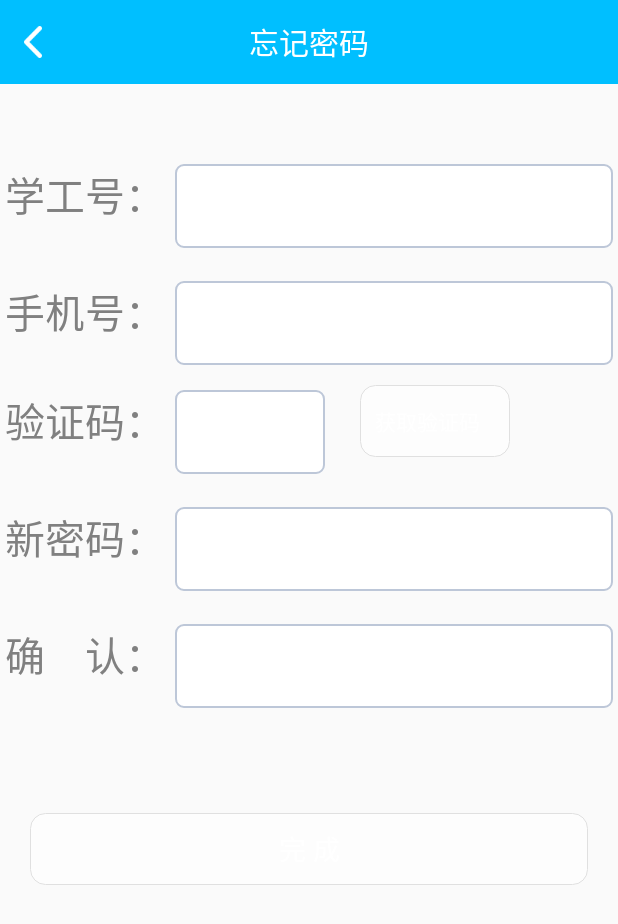
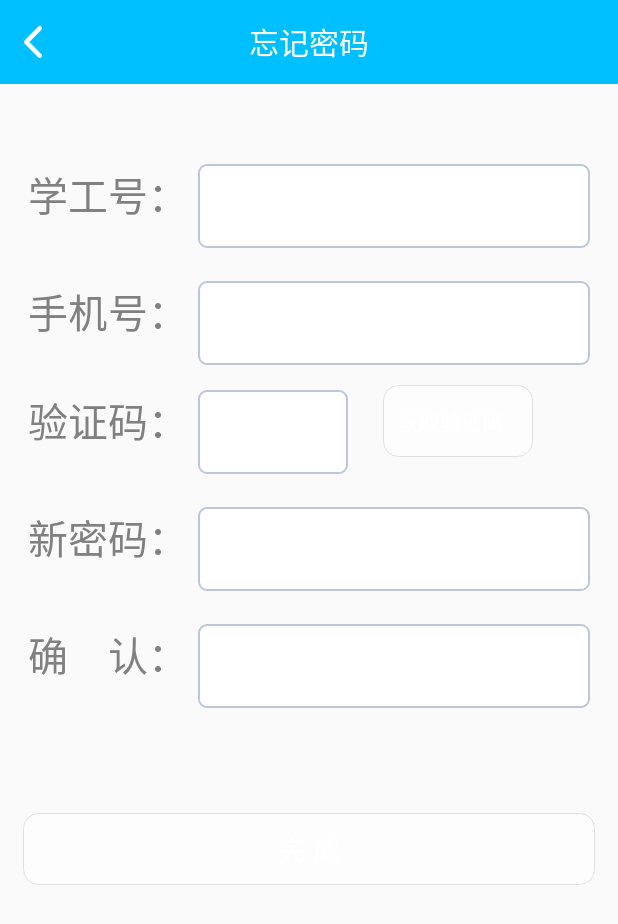
Before and after one commit to ArikShi96/AndroidUI, an Android app: the ForgetPasswordActivity screen opened directly, with no data from a screen before it, on a phone screen of 412 x 824 dp. Shown: the top 924 px of the screen. Run offline under Robolectric (Android 15) with nearby library versions, the phone set to English and light mode, and no system bars; libraries missing offline, so code that uses them is left out: com.loopj.android, cz.msebera.android.

Commit message:
version 1.1

```diff
--- a/app/src/main/AndroidManifest.xml
+++ b/app/src/main/AndroidManifest.xml
@@ -38,6 +38,7 @@
         <activity android:name=".SecondLevel.HistoryCourseActivity" />
         <activity android:name=".SecondLevel.MyScoreActivity" />
         <activity android:name=".MyView.ImageShowActivity"></activity>
+        <activity android:name=".MyView.SuccessActivity"></activity>
     </application>
 
 </manifest>
--- a/app/src/main/java/com/example/root/experimentassistant/MyView/SuccessActivity.java
+++ b/app/src/main/java/com/example/root/experimentassistant/MyView/SuccessActivity.java
@@ -22,7 +22,7 @@ public class SuccessActivity extends AppCompatActivity {
     @Override
     protected void onCreate(@Nullable Bundle savedInstanceState) {
         super.onCreate(savedInstanceState);
-        setContentView(R.layout.err);
+        setContentView(R.layout.success);
 
         title      = (TextView)    findViewById(R.id.err_title);
         err_msg    = (TextView)    findViewById(R.id.err_content);
--- a/app/src/main/java/com/example/root/experimentassistant/StaticSetting/StaticConfig.java
+++ b/app/src/main/java/com/example/root/experimentassistant/StaticSetting/StaticConfig.java
@@ -16,6 +16,7 @@ import android.widget.LinearLayout;
 import android.widget.TextView;
 
 import com.example.root.experimentassistant.MyView.LoadingFailedActivity;
+import com.example.root.experimentassistant.MyView.SuccessActivity;
 import com.example.root.experimentassistant.R;
 import com.nostra13.universalimageloader.core.DisplayImageOptions;
 import com.nostra13.universalimageloader.core.assist.ImageScaleType;
@@ -96,10 +97,10 @@ public class StaticConfig {
 
     public static Intent successPage(Context context, String title, String success_msg){
         Intent success=new Intent();
-        success.setClass(context, LoadingFailedActivity.class);
+        success.setClass(context, SuccessActivity.class);
         Bundle bundle=new Bundle();
         bundle.putCharSequence("title", title);
-        bundle.putCharSequence("err_msg", success_msg);
+        bundle.putCharSequence("success_msg", success_msg);
         success.putExtras(bundle);
         return success;
     }
--- a/app/src/main/res/layout/activity_forget_password.xml
+++ b/app/src/main/res/layout/activity_forget_password.xml
@@ -34,6 +34,13 @@
                 />
         </android.support.v7.widget.Toolbar>
     </RelativeLayout>
+
+    <LinearLayout
+        android:orientation="vertical"
+        android:paddingRight="15dp"
+        android:paddingLeft="15dp"
+        android:layout_width="match_parent"
+        android:layout_height="wrap_content">
 
         <RelativeLayout
             android:layout_width="match_parent"
@@ -177,12 +184,12 @@
             android:layout_width="match_parent"
             android:layout_height="wrap_content"
             android:layout_marginTop="50dp"
-        android:layout_marginLeft="20dp"
-        android:layout_marginRight="20dp"
             android:text="完 成"
             android:textColor="#fff"
             android:textSize="18dp"
             android:id="@+id/fg_pw_send"/>
 
+    </LinearLayout>
+
 
 </LinearLayout>
```
Also changed, not shown: app/src/main/res/layout/modify_password.xml (+9 -2 lines). Lines whose indentation alone changed are shown as unchanged.
